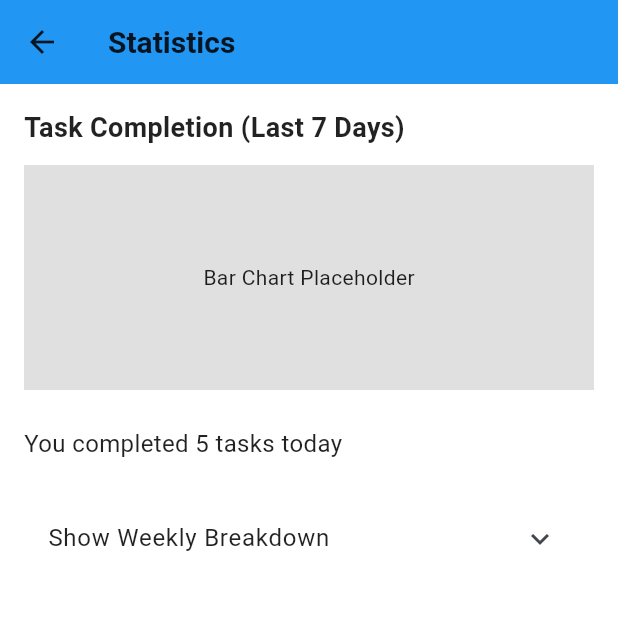
After one commit to lovish1311/To-do, a Flutter app: the StatisticsScreen screen opened directly, on a phone screen of 412 x 824 dp, the top half of it. The commit adds this screen. Run offline on Flutter 3.47's test engine with Material 3 defaults, Android fonts, the phone set to English and light mode, and no system bars; our stand-ins replace flutter_local_notifications, flutter_native_timezone, flutter_svg, go_router, hive, hive_flutter and 1 more; missing offline and left inert: mockito; accounts and stored records are empty; network calls fail; statements that could not run were skipped.

Commit message:
for statistics_screen.dart

```diff
--- /dev/null
+++ b/lib/viewmodels/task_view_model_test.dart
@@ -0,0 +1,70 @@
+// test/viewmodels/task_view_model_test.dart
+
+import 'package:flutter_test/flutter_test.dart';
+import 'package:mockito/mockito.dart';
+import 'package:to_do/models/task.dart';
+import 'package:to_do/services/task_service.dart';
+import 'package:to_do/viewmodels/task_view_model.dart';
+import 'package:uuid/uuid.dart';
+
+/// 1) A Mockito mock for your TaskService
+class MockTaskService extends Mock implements TaskService {}
+
+void main() {
+  late TaskViewModel viewModel;
+  late MockTaskService mockService;
+  late Task sampleTask;
+
+  setUp(() {
+    // 2) Create the mock service…
+    mockService = MockTaskService();
+
+    // 3) And a sample Task
+    sampleTask = Task(
+      id: const Uuid().v4(),flutter test test/viewmodels/task_view_model_test.dart
+
+    title: 'Sample Task',
+      description: null,
+      isCompleted: false,
+      createdAt: DateTime.now(),
+      taskListId: 'test-list',
+      dueDateTime: null,
+      isRecurring: false,
+      recurrencePattern: null,
+      priority: null,
+      subtasks: const [],
+      isWishTask: false,
+      wishTaskDeadline: null,
+      wishTaskCompletionStatus: null,
+    );
+
+    // 4) Stub out the service methods:
+    //    - readTasks returns our single sampleTask
+    //    - updateTask does nothing async
+    when(mockService.readTasks(any)).thenReturn([sampleTask]);
+    when(mockService.updateTask(any<Task>())).thenAnswer((_) async {});
+
+    // 5) Finally, instantiate the VM under test
+    viewModel = TaskViewModel(mockService);
+  });
+
+  test('toggleTaskCompletion flips isCompleted and calls updateTask once', () async {
+    // Act: flip completion
+    await viewModel.toggleTaskCompletion(sampleTask.id);
+
+    // 1️⃣ In‑memory state should have flipped
+    final inMemory = viewModel.tasks.firstWhere((t) => t.id == sampleTask.id);
+    expect(inMemory.isCompleted, isTrue);
+
+    // 2️⃣ Verify updateTask was invoked exactly once with any Task
+    verify(mockService.updateTask(any<Task>())).called(1);
+
+    // 3️⃣ Capture that argument and inspect it directly
+    final capturedArgs = verify(mockService.updateTask(captureAny<Task>())).captured;
+    expect(capturedArgs, isNotEmpty, reason: 'Expected updateTask to be called');
+
+    final updatedTask = capturedArgs.single as Task;
+    expect(updatedTask.id, sampleTask.id);
+    expect(updatedTask.isCompleted, isTrue);
+  });
+}
--- a/lib/views/router.dart
+++ b/lib/views/router.dart
@@ -15,7 +15,7 @@ final GoRouter router = GoRouter(
   routes: [
     ShellRoute(
       navigatorKey: _shellNavigatorKey,
-      builder: (context, state, child) => AppShell(child: child, state: state),
+      builder: (context, state, child) => AppShell(state: state, child: child),
       routes: [
         GoRoute(
           path: AppConstants.indexPath,
--- /dev/null
+++ b/lib/views/screens/statistics_screen.dart
@@ -0,0 +1,80 @@
+// lib/screens/statistics_screen.dart
+import 'package:flutter/material.dart';
+
+class StatisticsScreen extends StatefulWidget {
+  const StatisticsScreen({super.key});
+
+  @override
+  State<StatisticsScreen> createState() => _StatisticsScreenState();
+}
+
+class _StatisticsScreenState extends State<StatisticsScreen> {
+  bool _showWeeklyChart = false;
+
+  @override
+  Widget build(BuildContext context) {
+    // Temporary placeholder values
+    final int tasksCompletedToday = 5;
+
+    return Scaffold(
+      appBar: AppBar(
+        title: const Text('Statistics'),
+      ),
+      body: Padding(
+        padding: const EdgeInsets.all(16.0),
+        child: Column(
+          crossAxisAlignment: CrossAxisAlignment.start,
+          children: [
+            const Text(
+              'Task Completion (Last 7 Days)',
+              style: TextStyle(fontSize: 18, fontWeight: FontWeight.bold),
+            ),
+
+            const SizedBox(height: 12),
+
+            // Placeholder bar chart for daywise completion
+            Container(
+              height: 150,
+              width: double.infinity,
+              color: Colors.grey[300],
+              child: const Center(child: Text('Bar Chart Placeholder')),
+            ),
+
+            const SizedBox(height: 24),
+
+            Text(
+              'You completed $tasksCompletedToday tasks today',
+              style: const TextStyle(fontSize: 16),
+            ),
+
+            const SizedBox(height: 24),
+
+            // Toggle button
+            ListTile(
+              title: const Text('Show Weekly Breakdown'),
+              trailing: Icon(
+                _showWeeklyChart ? Icons.expand_less : Icons.expand_more,
+              ),
+              onTap: () {
+                setState(() {
+                  _showWeeklyChart = !_showWeeklyChart;
+                });
+              },
+            ),
+
+            // Expandable weekly bar chart
+            if (_showWeeklyChart) ...[
+              const SizedBox(height: 12),
+              Container(
+                height: 150,
+                width: double.infinity,
+                color: Colors.blue[100],
+                child: const Center(child: Text('Weekly Bar Chart Placeholder')),
+              ),
+            ],
+          ],
+        ),
+      ),
+    );
+  }
+}
```
Also changed, not shown: lib/animations/slide_out.dart (added, +87 -0 lines), pubspec.yaml (+6 -8 lines), pubspec.lock, 1 other file.
